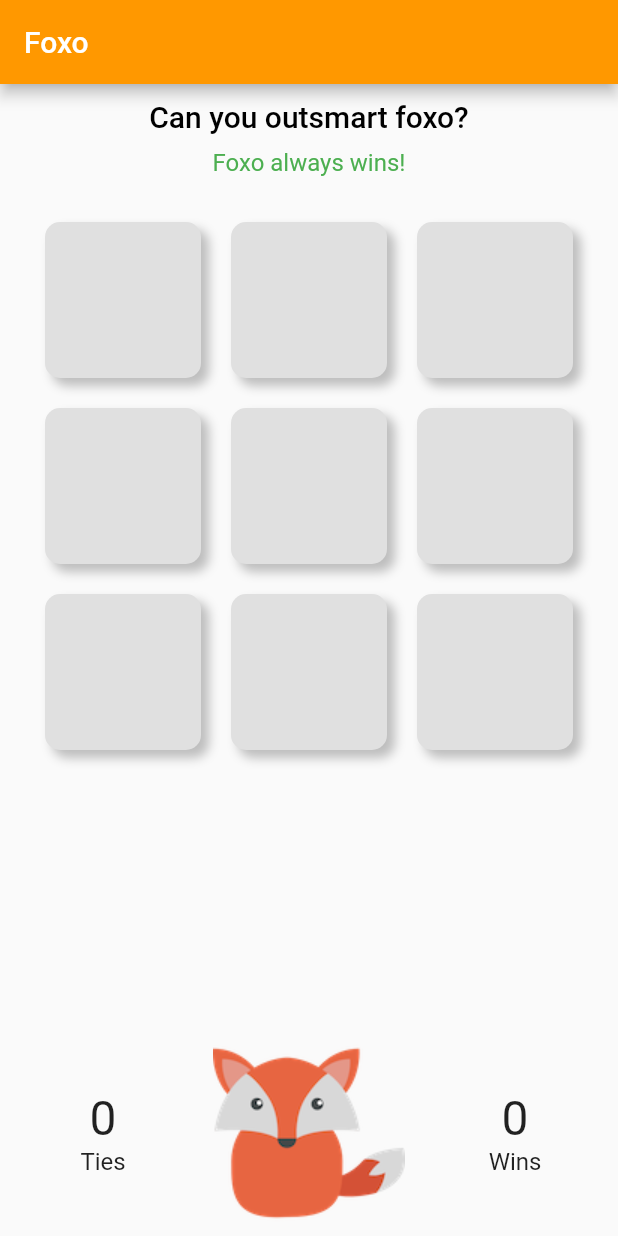
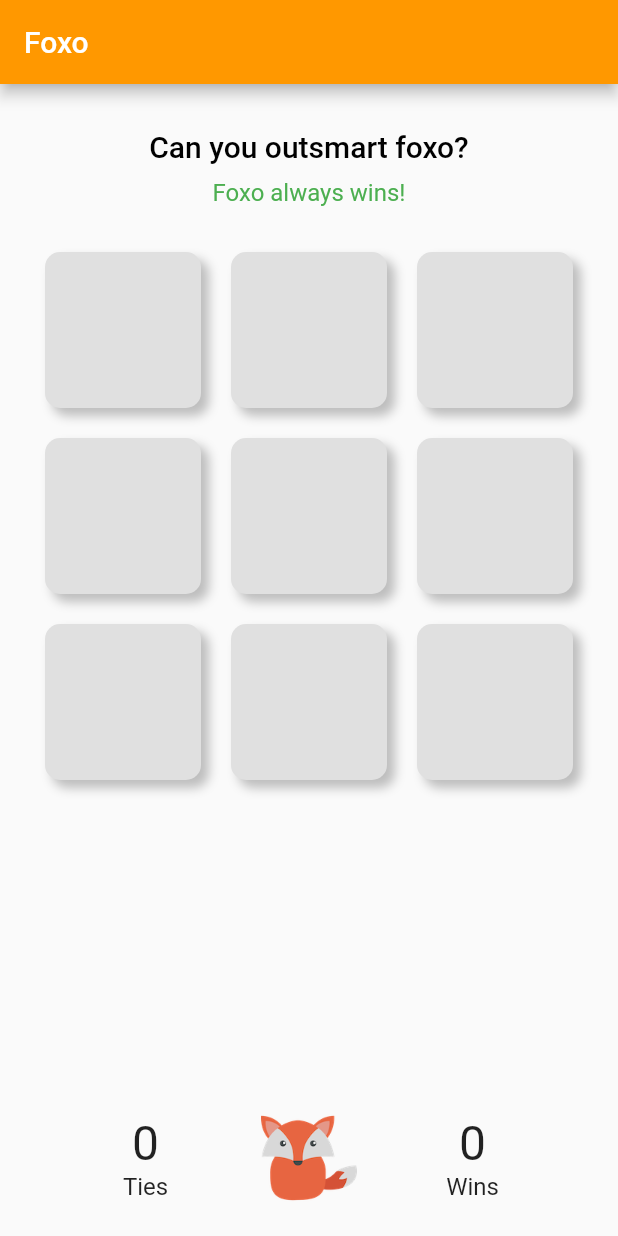
Before and after one commit to ScottBouloutian/foxo, a Flutter app: the screen it shows after launch, on a phone screen of 412 x 824 dp. Run offline on Flutter 3.47's test engine with Material 2 defaults, Android fonts, the phone set to English and light mode, and no system bars.

Commit message:
move game board to its own class

```diff
--- /dev/null
+++ b/lib/game_board.dart
@@ -0,0 +1,55 @@
+import 'package:flutter/material.dart';
+import 'cell.dart';
+
+enum BoardState {
+  empty,
+  foxo,
+  player,
+}
+
+class GameBoard extends StatefulWidget {
+  GameBoard({
+    Key key,
+    this.board = const [
+      BoardState.empty,
+      BoardState.empty,
+      BoardState.empty,
+      BoardState.empty,
+      BoardState.empty,
+      BoardState.empty,
+      BoardState.empty,
+      BoardState.empty,
+      BoardState.empty,
+    ],
+  }) : super(key: key);
+
+  final List<BoardState> board;
+
+  @override
+  _GameBoardState createState() => _GameBoardState();
+}
+
+class _GameBoardState extends State<GameBoard> {
+  @override
+  Widget build(BuildContext context) {
+    return Expanded(
+      child: Padding(
+        child: GridView.count(
+          crossAxisCount: 3,
+          children: List.generate(9, (index) {
+            return Container(
+              child: GestureDetector(
+                onTap: () {
+                  print('onTap called. $index');
+                },
+                child: Cell(),
+              ),
+              padding: const EdgeInsets.all(10),
+            );
+          }),
+        ),
+        padding: EdgeInsets.symmetric(vertical: 20),
+      ),
+    );
+  }
+}
--- a/lib/home_page.dart
+++ b/lib/home_page.dart
@@ -1,7 +1,7 @@
 import 'package:flutter/material.dart';
 import 'message.dart';
-import 'cell.dart';
 import 'score.dart';
+import 'game_board.dart';
 
 class HomePage extends StatefulWidget {
   HomePage({Key key, this.title}) : super(key: key);
@@ -19,26 +19,11 @@ class _HomePageState extends State<HomePage> {
       appBar: AppBar(
         title: Text(widget.title),
       ),
-      body: Column(
+      body: Padding(
+        child: Column(
           children: [
             Message(),
-          Expanded(
-            child: GridView.count(
-              crossAxisCount: 3,
-              children: List.generate(9, (index) {
-                return Container(
-                  child: GestureDetector(
-                    onTap: () {
-                      print('onTap called. $index');
-                    },
-                    child: Cell(),
-                  ),
-                  padding: const EdgeInsets.all(10),
-                );
-              }),
-              padding: const EdgeInsets.all(20),
-            )
-          ),
+            GameBoard(),
             Row(
               children: [
                 Expanded(
@@ -47,8 +32,9 @@ class _HomePageState extends State<HomePage> {
                     value: 0,
                   ),
                 ),
-              Expanded(
+                Container(
                   child: Image.asset('images/fox.png'),
+                  width: 64,
                 ),
                 Expanded(
                   child: Score(
@@ -59,7 +45,9 @@ class _HomePageState extends State<HomePage> {
               ],
             ),
           ],
-      )
+        ),
+        padding: const EdgeInsets.all(20),
+      ),
     );
   }
 }
```
Also changed, not shown: .devcontainer/devcontainer.json, lib/message.dart (indentation only), 1 other file. Lines whose indentation alone changed are shown as unchanged.
